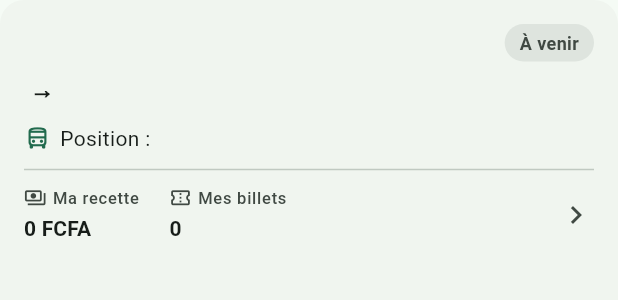
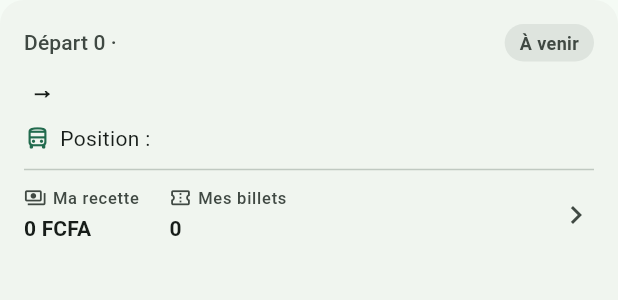
Before and after one commit to Adamo-dp45/Commercialflutter, a Flutter app: the VoyageCard widget shown alone on an empty page, opened directly with empty values, on a phone screen of 412 x 824 dp. Shown: the top 300 px of the screen. Run offline on Flutter 3.47's test engine with Material 3 defaults, Android fonts, the phone set to English and light mode, and no system bars; our stand-ins replace connectivity_plus, dio, flutter_riverpod, flutter_secure_storage, freezed_annotation, go_router and 3 more; accounts and stored records are empty; network calls fail.

Commit message:
feat: Numéro de départ

```diff
--- a/lib/features/auth/data/models/auth_user.dart
+++ b/lib/features/auth/data/models/auth_user.dart
@@ -67,6 +67,10 @@ abstract class AuthUser with _$AuthUser {
     'bagage',
     'user',
     'role',
+    // Aucun écran de dépense ici, mais la liste est un MIROIR de 'GareScopedEntities::ENTITIES'
+    // côté serveur : la laisser diverger, c'est se préparer à masquer un jour un bouton que le
+    // serveur autorise.
+    'depense',
   };
 
   /// L'utilisateur peut-il agir sur [entity] via [action] ?
--- a/lib/features/gestion/presentation/pages/mes_ventes_page.dart
+++ b/lib/features/gestion/presentation/pages/mes_ventes_page.dart
@@ -88,6 +88,7 @@ class _BilletsTab extends ConsumerWidget {
       monteeLibelle: t.monteeLibelle,
       descenteLibelle: t.descenteLibelle,
       codevoyage: voyage?.codevoyage,
+      numerodepart: voyage?.numerodepart,
       vehicule: voyage?.carMatricule,
       dateDepart: voyage?.datedepartprevue,
       dateEmission: t.dateEmission,
--- a/lib/features/vente/presentation/pages/vente_page.dart
+++ b/lib/features/vente/presentation/pages/vente_page.dart
@@ -470,6 +470,7 @@ RecuData recuFromVente(VenteState state, Entreprise? ent) => RecuData(
       monteeLibelle: state.montee?.libelle,
       descenteLibelle: state.descente?.libelle,
       codevoyage: state.voyage?.codevoyage,
+      numerodepart: state.voyage?.numerodepart,
       vehicule: state.voyage?.carMatricule,
       dateDepart: state.voyage?.datedepartprevue,
       dateEmission: DateTime.now(),
--- a/lib/features/voyages/data/models/voyage_commercial.dart
+++ b/lib/features/voyages/data/models/voyage_commercial.dart
@@ -17,6 +17,9 @@ abstract class VoyageCommercial with _$VoyageCommercial {
   const factory VoyageCommercial({
     required int id,
     String? codevoyage,
+    /// Numéro de départ DU JOUR (« DEPART 4 » sur le reçu) : le repère que le
+    /// passager entend au quai. Attribué par le serveur, jamais calculé ici.
+    int? numerodepart,
     String? provenance,
     String? destination,
     DateTime? datedepartprevue,
@@ -40,6 +43,16 @@ abstract class VoyageCommercial with _$VoyageCommercial {
       _$VoyageCommercialFromJson(json);
 
   String get trajet => '${provenance ?? '?'} → ${destination ?? '?'}';
+
+  /// Comment on NOMME ce départ à l'écran : « Départ 2 · LI-ABI-KOR-0001-V3 ».
+  ///
+  /// Le numéro d'abord, parce que c'est celui que le vendeur entend et annonce ; le code ensuite,
+  /// pour retrouver le voyage côté exploitation. Un cache d'avant cette version n'a pas le numéro —
+  /// on retombe alors sur le code seul plutôt que d'afficher « Départ null ».
+  String get libelleDepart {
+    final code = codevoyage ?? 'Voyage #$id';
+    return numerodepart == null ? code : 'Départ $numerodepart · $code';
+  }
 
   int get placesLibres =>
       (placestotal - placesoccupees).clamp(0, placestotal);
--- a/lib/features/voyages/presentation/pages/voyage_detail_page.dart
+++ b/lib/features/voyages/presentation/pages/voyage_detail_page.dart
@@ -91,7 +91,7 @@ class VoyageDetailPage extends ConsumerWidget {
 
     return Scaffold(
       appBar: AppBar(
-        title: Text(voyage.codevoyage ?? 'Voyage #${voyage.id}'),
+        title: Text(voyage.libelleDepart),
         // Sous le titre : ce qui reste à remonter. Le vendeur doit le voir sans le chercher.
         bottom: const PreferredSize(
           preferredSize: Size.fromHeight(0),
--- a/lib/features/voyages/presentation/widgets/voyage_card.dart
+++ b/lib/features/voyages/presentation/widgets/voyage_card.dart
@@ -29,7 +29,7 @@ class VoyageCard extends StatelessWidget {
                 children: [
                   Expanded(
                     child: Text(
-                      voyage.codevoyage ?? 'Voyage #${voyage.id}',
+                      voyage.libelleDepart,
                       style: theme.textTheme.labelLarge?.copyWith(
                         fontFeatures: const [],
                         color: scheme.onSurfaceVariant,
```
Also changed, not shown: lib/core/pdf/recu_pdf.dart (+14 -4 lines), lib/features/voyages/data/models/voyage_commercial.freezed.dart, lib/features/voyages/data/models/voyage_commercial.g.dart, 2 other files.
